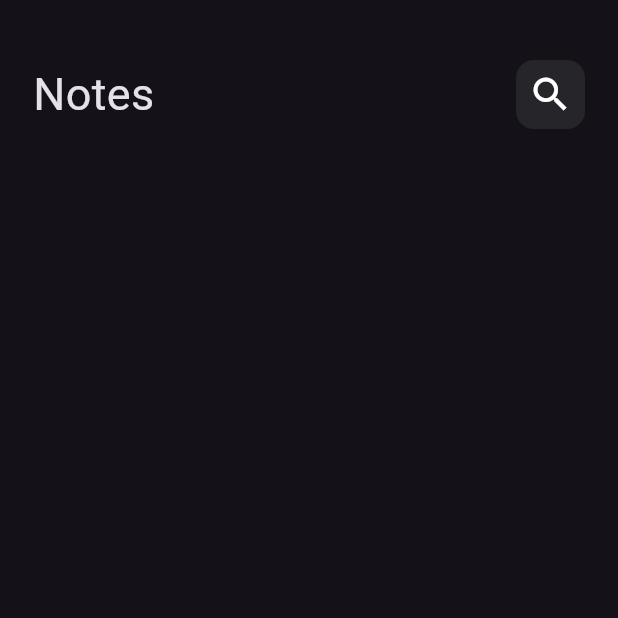
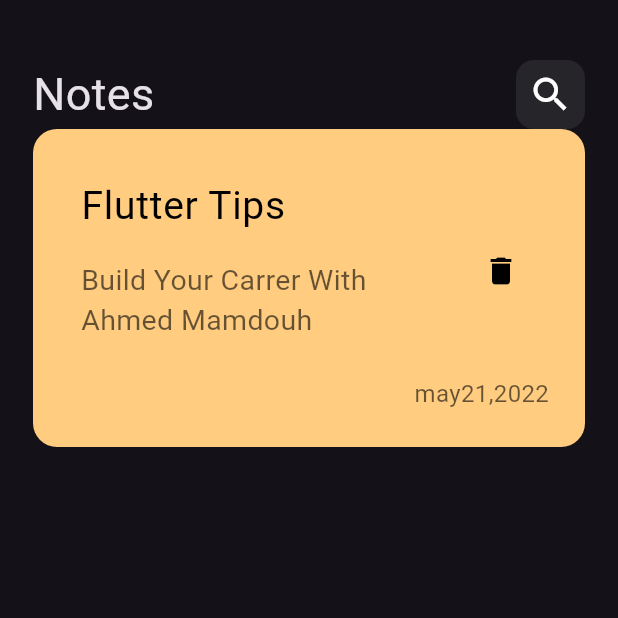
Before and after one commit to Ahmeddeha/notes_app, a Flutter app: the screen it shows after launch, on a phone screen of 412 x 824 dp, the top half of it. Run offline on Flutter 3.47's test engine with Material 3 defaults, Android fonts, the phone set to English and light mode, and no system bars; Roboto replaces fonts that are missing (Poppins).

Commit message:
create custom note item

```diff
--- a/lib/main.dart
+++ b/lib/main.dart
@@ -12,7 +12,7 @@ class NotesApp extends StatelessWidget {
   Widget build(BuildContext context) {
     return MaterialApp(
       debugShowCheckedModeBanner: false,
-      theme: ThemeData(brightness: Brightness.dark),
+      theme: ThemeData(brightness: Brightness.dark, fontFamily: 'Poppins'),
       home: const NotesView(),
     );
   }
--- /dev/null
+++ b/lib/widgets/custom_note_item.dart
@@ -0,0 +1,59 @@
+import 'package:flutter/material.dart';
+
+class NoteItem extends StatelessWidget {
+  const NoteItem({super.key});
+
+  @override
+  Widget build(BuildContext context) {
+    return Container(
+      padding: const EdgeInsets.only(top: 24, bottom: 24, left: 16),
+      decoration: BoxDecoration(
+        color: const Color(0xffFFCC80),
+        borderRadius: BorderRadiusDirectional.circular(16),
+      ),
+      child: Column(
+        crossAxisAlignment: CrossAxisAlignment.end,
+        children: [
+          ListTile(
+            title: const Text(
+              'Flutter Tips',
+              style: TextStyle(
+                color: Colors.black,
+                fontSize: 26,
+              ),
+            ),
+            subtitle: Padding(
+              padding: const EdgeInsets.symmetric(vertical: 16),
+              child: Text(
+                'Build Your Carrer With Ahmed Mamdouh',
+                style: TextStyle(
+                    color: Colors.black.withOpacity(0.6), fontSize: 19),
+              ),
+            ),
+            trailing: IconButton(
+              onPressed: () {},
+              icon: IconButton(
+                onPressed: () {},
+                icon: const Icon(
+                  Icons.delete,
+                  color: Colors.black,
+                  size: 24,
+                ),
+              ),
+            ),
+          ),
+          Padding(
+            padding: const EdgeInsets.only(right: 24),
+            child: Text(
+              'may21,2022',
+              style: TextStyle(
+                color: Colors.black.withOpacity(0.6),
+                fontSize: 16,
+              ),
+            ),
+          )
+        ],
+      ),
+    );
+  }
+}
--- a/lib/widgets/notes_view_body.dart
+++ b/lib/widgets/notes_view_body.dart
@@ -1,5 +1,6 @@
 import 'package:flutter/material.dart';
 import 'package:note_app/widgets/custom_app_bar.dart';
+import 'custom_note_item.dart';
 
 class NotesViewBody extends StatelessWidget {
   const NotesViewBody({super.key});
@@ -14,6 +15,7 @@ class NotesViewBody extends StatelessWidget {
             height: 40,
           ),
           CustomAppBar(),
+          NoteItem(),
         ],
       ),
     );
```
Also changed, not shown: pubspec.yaml (+6 -10 lines), assets/fonts/Poppins-Regular.ttf (added).
